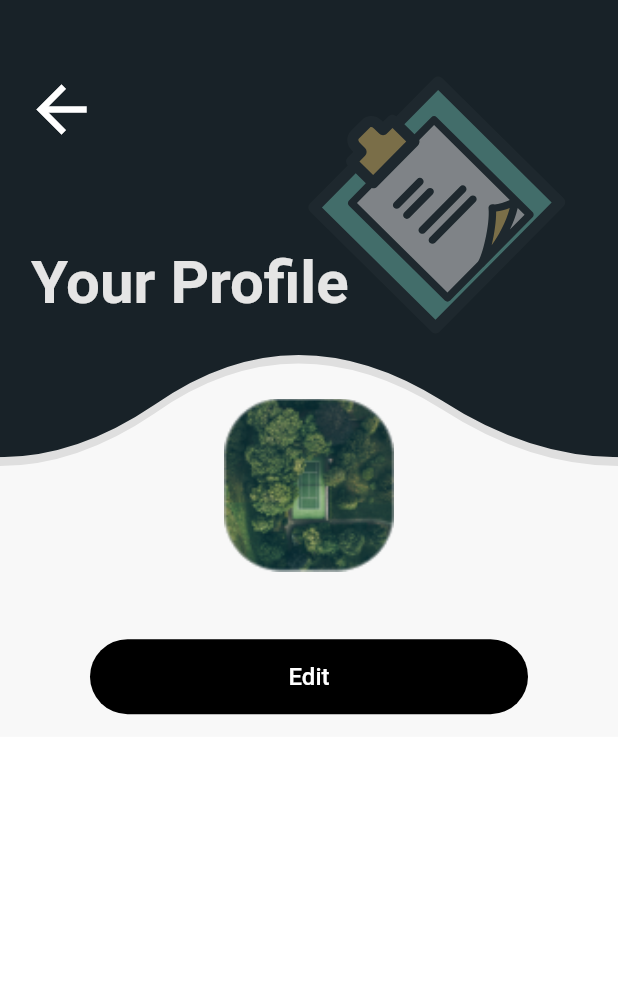
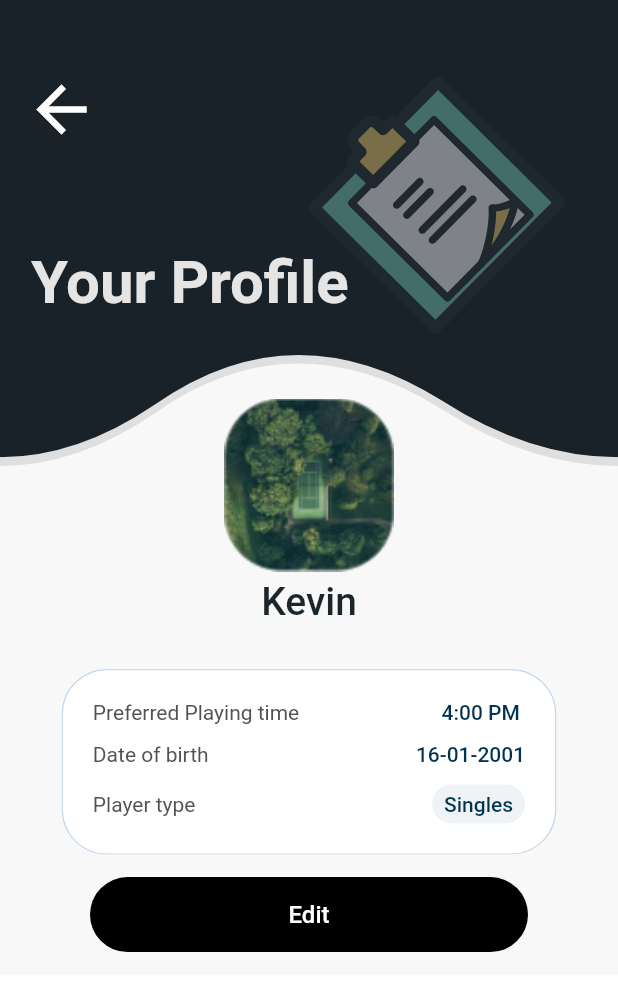
Before and after one commit to El-Sayed-Mustafa/Tennis-App, a Flutter app: the screen it shows after launch, on a phone screen of 412 x 824 dp. Shown: the top 991 px of the screen. Run offline on Flutter 3.47's test engine with Material 2 defaults, Android fonts, the phone set to English and light mode, and no system bars; our stand-ins replace bloc, carousel_slider, cloud_firestore, curved_navigation_bar, firebase_auth, firebase_core and 10 more; accounts and stored records are empty; Roboto replaces fonts that are missing (Poppins).

Commit message:
Personal info in profile screen Ui done

```diff
--- a/lib/Main-Features/Featured/profile/view/profile_screen.dart
+++ b/lib/Main-Features/Featured/profile/view/profile_screen.dart
@@ -1,11 +1,11 @@
 import 'package:flutter/material.dart';
 import 'package:flutter_svg/svg.dart';
 import 'package:go_router/go_router.dart';
+import 'package:tennis_app/Main-Features/Featured/profile/view/widgets/profile_body.dart';
 import 'package:tennis_app/core/utils/widgets/custom_button.dart';
 
 import '../../../../core/utils/widgets/app_bar_icon.dart';
 import '../../../../core/utils/widgets/opacity_wave.dart';
-import '../../../menu/widgets/button_menu.dart';
 
 class ProfileScreen extends StatelessWidget {
   const ProfileScreen({super.key});
@@ -55,11 +55,18 @@ class ProfileScreen extends StatelessWidget {
                   ),
                 ],
               ),
-              SizedBox(
-                height: 30,
+              const SizedBox(height: 5),
+              const Text(
+                'Kevin',
+                style: TextStyle(
+                  color: Color(0xFF1B262C),
+                  fontSize: 26,
+                  fontFamily: 'Poppins',
+                  fontWeight: FontWeight.w500,
+                ),
               ),
-              //TODO: add correct pathes
-
+              const SizedBox(height: 30),
+              const ProfileBody(),
               BottomSheetContainer(
                 buttonText: 'Edit',
                 onPressed: () {},
--- /dev/null
+++ b/lib/Main-Features/Featured/profile/view/widgets/personal_info.dart
@@ -0,0 +1,107 @@
+import 'package:flutter/material.dart';
+
+class PersonalInfo extends StatelessWidget {
+  const PersonalInfo({super.key});
+
+  @override
+  Widget build(BuildContext context) {
+    final screenHeight = MediaQuery.of(context).size.height;
+    final screenWidth = MediaQuery.of(context).size.width;
+
+    return Container(
+      padding: const EdgeInsets.all(20),
+      width: screenWidth,
+      height: screenHeight * .15,
+      decoration: ShapeDecoration(
+        color: Colors.white,
+        shape: RoundedRectangleBorder(
+          side: const BorderSide(width: 0.70, color: Color(0x440D5FC3)),
+          borderRadius: BorderRadius.circular(30),
+        ),
+      ),
+      child: Column(
+        mainAxisAlignment: MainAxisAlignment.spaceBetween,
+        children: [
+          const Row(
+            mainAxisAlignment: MainAxisAlignment.spaceBetween,
+            children: [
+              Text(
+                'Preferred Playing time',
+                style: TextStyle(
+                  color: Color(0xFF525252),
+                  fontSize: 14,
+                  fontFamily: 'Poppins',
+                  fontWeight: FontWeight.w400,
+                ),
+              ),
+              Text(
+                '4:00 PM ',
+                style: TextStyle(
+                  color: Color(0xFF00344E),
+                  fontSize: 14,
+                  fontFamily: 'Poppins',
+                  fontWeight: FontWeight.w500,
+                ),
+              )
+            ],
+          ),
+          const Row(
+            mainAxisAlignment: MainAxisAlignment.spaceBetween,
+            children: [
+              Text(
+                'Date of birth',
+                style: TextStyle(
+                  color: Color(0xFF525252),
+                  fontSize: 14,
+                  fontFamily: 'Poppins',
+                  fontWeight: FontWeight.w400,
+                ),
+              ),
+              Text(
+                '16-01-2001',
+                style: TextStyle(
+                  color: Color(0xFF00344E),
+                  fontSize: 14,
+                  fontFamily: 'Poppins',
+                  fontWeight: FontWeight.w500,
+                ),
+              )
+            ],
+          ),
+          Row(
+            mainAxisAlignment: MainAxisAlignment.spaceBetween,
+            children: [
+              const Text(
+                'Player type',
+                style: TextStyle(
+                  color: Color(0xFF525252),
+                  fontSize: 14,
+                  fontFamily: 'Poppins',
+                  fontWeight: FontWeight.w400,
+                ),
+              ),
+              Container(
+                padding: EdgeInsets.symmetric(horizontal: 8, vertical: 5),
+                decoration: ShapeDecoration(
+                  color: const Color(0x0F00344E),
+                  shape: RoundedRectangleBorder(
+                    borderRadius: BorderRadius.circular(100),
+                  ),
+                ),
+                child: const Text(
+                  'Singles',
+                  style: TextStyle(
+                    color: Color(0xFF00344E),
+                    fontSize: 14,
+                    fontFamily: 'Poppins',
+                    fontWeight: FontWeight.w500,
+                  ),
+                ),
+              )
+            ],
+          )
+        ],
+      ),
+    );
+  }
+}
--- /dev/null
+++ b/lib/Main-Features/Featured/profile/view/widgets/profile_body.dart
@@ -0,0 +1,20 @@
+import 'package:flutter/material.dart';
+import 'package:tennis_app/Main-Features/Featured/profile/view/widgets/personal_info.dart';
+
+class ProfileBody extends StatelessWidget {
+  const ProfileBody({super.key});
+
+  @override
+  Widget build(BuildContext context) {
+    final screenHeight = MediaQuery.of(context).size.height;
+    final screenWidth = MediaQuery.of(context).size.width;
+    return Padding(
+      padding: EdgeInsets.symmetric(horizontal: screenWidth * .1),
+      child: const Column(
+        children: [
+          PersonalInfo(),
+        ],
+      ),
+    );
+  }
+}
```
